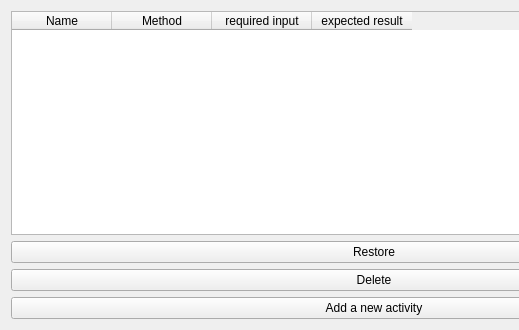
Old version of the form QtWidgetsApplication1/output.ui in the repository livy365/SEMM; both pictures show x 0 to 519 and y 0 to 330 of the 748 by 330 pixel window.
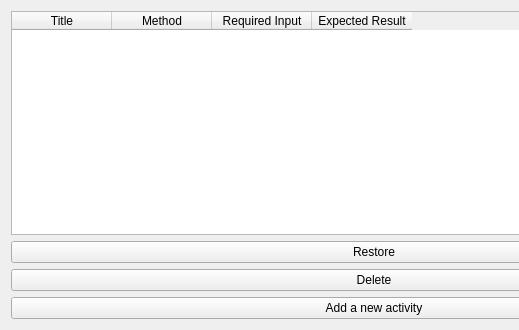
New version of the form.

```diff
--- a/QtWidgetsApplication1/output.ui
+++ b/QtWidgetsApplication1/output.ui
@@ -18,7 +18,7 @@
     <widget class="QTableWidget" name="tableWidget">
      <column>
       <property name="text">
-       <string>Name</string>
+       <string>Title</string>
       </property>
      </column>
      <column>
@@ -28,12 +28,12 @@
      </column>
      <column>
       <property name="text">
-       <string>required input</string>
+       <string>Required Input</string>
       </property>
      </column>
      <column>
       <property name="text">
-       <string>expected result</string>
+       <string>Expected Result</string>
       </property>
       <property name="background">
        <color>
```
